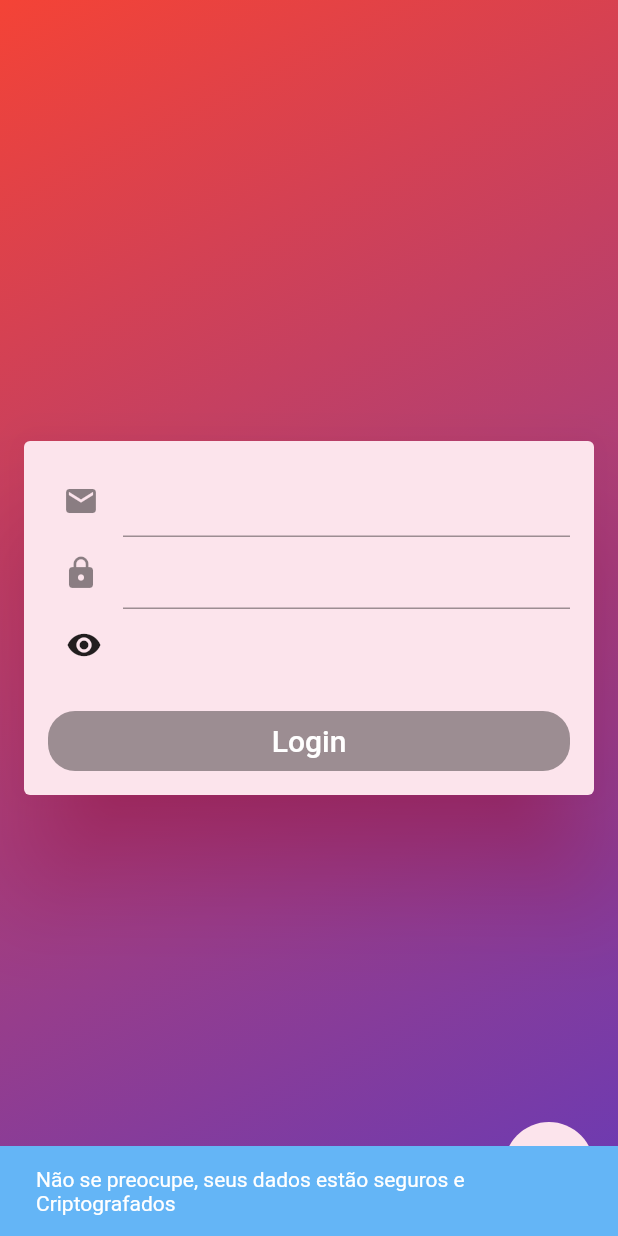
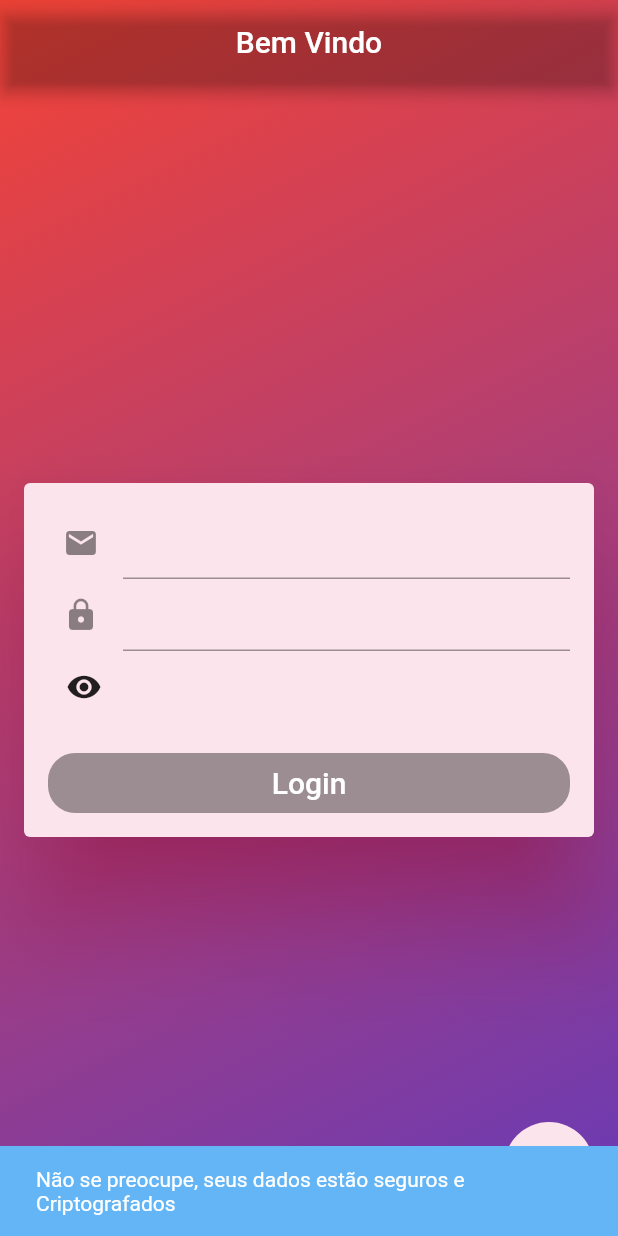
Before and after one commit to Tetano/ajudantetech, a Flutter app: the screen it shows after launch, after a tap on the "security" icon, on a phone screen of 412 x 824 dp. Run offline on Flutter 3.47's test engine with Material 2 defaults, Android fonts, the phone set to English and light mode, and no system bars; our stand-ins replace cloud_firestore, firebase_auth; accounts and stored records are empty.

```diff
--- a/lib/screens/base_screen.dart
+++ b/lib/screens/base_screen.dart
@@ -1,3 +1,5 @@
+import 'package:ajudantetech/components/initial_drawer.dart';
+import 'package:ajudantetech/screens/inicio/inicial_screen.dart';
 import 'package:ajudantetech/screens/login/login_screen.dart';
 import 'package:ajudantetech/screens/register/register_screen.dart';
 import 'package:flutter/material.dart';
@@ -21,6 +23,7 @@ class BaseScreen extends StatelessWidget {
       children: [
         LoginScreen(),
         RegisterScreen(),
+        InicialScreen(),
         LandingPage(),
         Scaffold(),
       ],
--- /dev/null
+++ b/lib/screens/inicio/inicial_screen.dart
@@ -0,0 +1,24 @@
+import 'package:ajudantetech/components/initial_drawer.dart';
+import 'package:flutter/material.dart';
+
+class InicialScreen extends StatelessWidget {
+  @override
+
+  Widget build(BuildContext context) {
+    return Container(
+        decoration: BoxDecoration(
+        gradient: LinearGradient(
+        begin: Alignment.topLeft,
+        end: Alignment.bottomRight,
+        colors: [Colors.red, Colors.deepPurple]
+    )
+    ),
+      child: Scaffold(
+      backgroundColor: Colors.transparent,
+        drawer: InitialDrawer(
+
+        ),
+      ),
+    );
+  }
+}
--- a/lib/screens/login/login_screen.dart
+++ b/lib/screens/login/login_screen.dart
@@ -32,6 +32,10 @@ class _LoginScreenState extends State<LoginScreen> {
           )
       ),
       child: Scaffold(
+        appBar: AppBar(
+          backgroundColor: Colors.transparent,
+          title: Align( alignment: Alignment.center,child: Text("Bem Vindo")),
+        ),
         key: scaffoldKey,
         backgroundColor: Colors.transparent,
         body: Align(
```
Also changed, not shown: lib/components/initial_drawer.dart (added, +15 -0 lines), lib/components/tiles_from_drawer.dart (added, +16 -0 lines).
